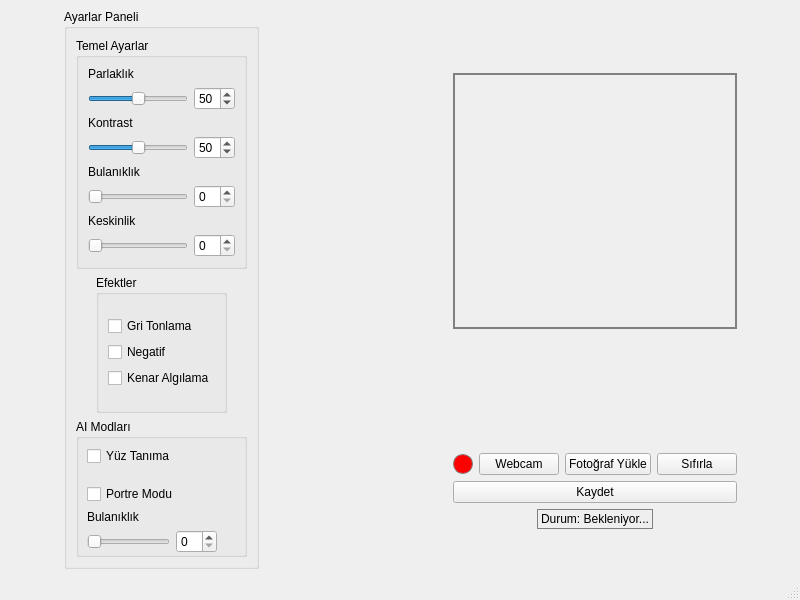
Old version of the form qtGUI.ui in the repository ChaseTheCrim/PhotoMagic.
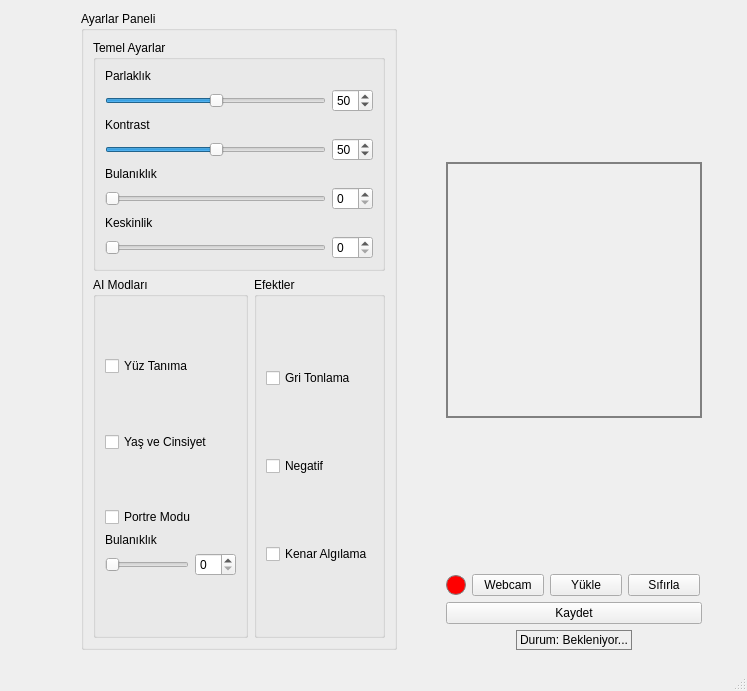
New version of the form.

What changed in the file:
```diff
--- a/qtGUI.ui
+++ b/qtGUI.ui
@@ -6,8 +6,8 @@
    <rect>
     <x>0</x>
     <y>0</y>
-    <width>800</width>
-    <height>600</height>
+    <width>747</width>
+    <height>691</height>
    </rect>
   </property>
   <property name="windowTitle">
@@ -17,23 +17,16 @@
    <string notr="true"/>
   </property>
   <widget class="QWidget" name="centralwidget">
+   <widget class="QWidget" name="">
+    <property name="geometry">
+     <rect>
+      <x>81</x>
+      <y>11</y>
+      <width>621</width>
+      <height>639</height>
+     </rect>
+    </property>
    <layout class="QHBoxLayout" name="horizontalLayout_9">
-    <item>
-     <layout class="QVBoxLayout" name="verticalLayout_13"/>
-    </item>
-    <item>
-     <spacer name="horizontalSpacer_5">
-      <property name="orientation">
-       <enum>Qt::Orientation::Horizontal</enum>
-      </property>
-      <property name="sizeHint" stdset="0">
-       <size>
-        <width>40</width>
-        <height>20</height>
-       </size>
-      </property>
-     </spacer>
-    </item>
     <item>
      <layout class="QHBoxLayout" name="horizontalLayout_15">
       <item>
@@ -175,82 +168,26 @@
          <item>
           <layout class="QHBoxLayout" name="horizontalLayout_7">
            <item>
-            <spacer name="horizontalSpacer_2">
-             <property name="orientation">
-              <enum>Qt::Orientation::Horizontal</enum>
-             </property>
-             <property name="sizeHint" stdset="0">
-              <size>
-               <width>20</width>
-               <height>20</height>
-              </size>
-             </property>
-            </spacer>
-           </item>
-           <item>
-            <widget class="QGroupBox" name="effect_box">
-             <property name="title">
-              <string>Efektler</string>
-             </property>
-             <layout class="QVBoxLayout" name="verticalLayout_12">
-              <item>
-               <layout class="QVBoxLayout" name="verticalLayout_11">
-                <item>
-                 <widget class="QCheckBox" name="chk_grayscale">
-                  <property name="text">
-                   <string>Gri Tonlama</string>
-                  </property>
-                 </widget>
-                </item>
-                <item>
-                 <widget class="QCheckBox" name="chk_negative">
-                  <property name="text">
-                   <string>Negatif</string>
-                  </property>
-                 </widget>
-                </item>
-                <item>
-                 <widget class="QCheckBox" name="chk_canny">
-                  <property name="text">
-                   <string>Kenar Algılama</string>
-                  </property>
-                 </widget>
-                </item>
-               </layout>
-              </item>
-             </layout>
-            </widget>
-           </item>
-           <item>
-            <spacer name="horizontalSpacer">
-             <property name="orientation">
-              <enum>Qt::Orientation::Horizontal</enum>
-             </property>
-             <property name="sizeHint" stdset="0">
-              <size>
-               <width>20</width>
-               <height>20</height>
-              </size>
-             </property>
-            </spacer>
-           </item>
-          </layout>
-         </item>
-         <item>
           <widget class="QGroupBox" name="AI_box">
            <property name="title">
             <string>AI Modları</string>
            </property>
-           <widget class="QWidget" name="layoutWidget">
-            <property name="geometry">
-             <rect>
-              <x>11</x>
-              <y>27</y>
-              <width>130</width>
-              <height>107</height>
-             </rect>
-            </property>
-            <layout class="QVBoxLayout" name="verticalLayout_8">
+              <layout class="QVBoxLayout" name="verticalLayout_11">
+               <item>
+                <layout class="QVBoxLayout" name="verticalLayout_10">
+                 <item>
+                  <spacer name="verticalSpacer_5">
+                   <property name="orientation">
+                    <enum>Qt::Orientation::Vertical</enum>
+                   </property>
+                   <property name="sizeHint" stdset="0">
+                    <size>
+                     <width>20</width>
+                     <height>40</height>
+                    </size>
+                   </property>
+                  </spacer>
+                 </item>
              <item>
               <widget class="QCheckBox" name="chk_face_rec">
                <property name="text">
@@ -259,7 +196,25 @@
               </widget>
              </item>
              <item>
-              <layout class="QVBoxLayout" name="verticalLayout_5">
+                  <spacer name="verticalSpacer_6">
+                   <property name="orientation">
+                    <enum>Qt::Orientation::Vertical</enum>
+                   </property>
+                   <property name="sizeHint" stdset="0">
+                    <size>
+                     <width>20</width>
+                     <height>40</height>
+                    </size>
+                   </property>
+                  </spacer>
+                 </item>
+                 <item>
+                  <widget class="QCheckBox" name="chk_age_gender">
+                   <property name="text">
+                    <string>Yaş ve Cinsiyet</string>
+                   </property>
+                  </widget>
+                 </item>
                <item>
                 <spacer name="verticalSpacer_4">
                  <property name="orientation">
@@ -274,6 +229,8 @@
                 </spacer>
                </item>
                <item>
+                  <layout class="QVBoxLayout" name="verticalLayout_5">
+                   <item>
                 <widget class="QCheckBox" name="chk_portrait_mode">
                  <property name="text">
                   <string>Portre Modu</string>
@@ -303,30 +260,132 @@
                </item>
               </layout>
              </item>
-            </layout>
-           </widget>
-          </widget>
-         </item>
-        </layout>
-       </widget>
-      </item>
+                 <item>
+                  <spacer name="verticalSpacer_11">
+                   <property name="orientation">
+                    <enum>Qt::Orientation::Vertical</enum>
+                   </property>
+                   <property name="sizeHint" stdset="0">
+                    <size>
+                     <width>20</width>
+                     <height>40</height>
+                    </size>
+                   </property>
+                  </spacer>
+                 </item>
+                </layout>
+               </item>
+              </layout>
+             </widget>
+            </item>
+            <item>
+             <widget class="QGroupBox" name="effect_box">
+              <property name="title">
+               <string>Efektler</string>
+              </property>
+              <layout class="QVBoxLayout" name="verticalLayout_9">
+               <item>
+                <layout class="QVBoxLayout" name="verticalLayout_8">
+                 <item>
+                  <spacer name="verticalSpacer_7">
+                   <property name="orientation">
+                    <enum>Qt::Orientation::Vertical</enum>
+                   </property>
+                   <property name="sizeHint" stdset="0">
+                    <size>
+                     <width>20</width>
+                     <height>40</height>
+                    </size>
+                   </property>
+                  </spacer>
+                 </item>
+                 <item>
+                  <widget class="QCheckBox" name="chk_grayscale">
+                   <property name="text">
+                    <string>Gri Tonlama</string>
+                   </property>
+                  </widget>
+                 </item>
+                 <item>
+                  <spacer name="verticalSpacer_8">
+                   <property name="orientation">
+                    <enum>Qt::Orientation::Vertical</enum>
+                   </property>
+                   <property name="sizeHint" stdset="0">
+                    <size>
+                     <width>20</width>
+                     <height>40</height>
+                    </size>
+                   </property>
+                  </spacer>
+                 </item>
+                 <item>
+                  <widget class="QCheckBox" name="chk_negative">
+                   <property name="text">
+                    <string>Negatif</string>
+                   </property>
+                  </widget>
+                 </item>
+                 <item>
+                  <spacer name="verticalSpacer_9">
+                   <property name="orientation">
+                    <enum>Qt::Orientation::Vertical</enum>
+                   </property>
+                   <property name="sizeHint" stdset="0">
+                    <size>
+                     <width>20</width>
+                     <height>40</height>
+                    </size>
+                   </property>
+                  </spacer>
+                 </item>
+                 <item>
+                  <widget class="QCheckBox" name="chk_canny">
+                   <property name="text">
+                    <string>Kenar Algılama</string>
+                   </property>
+                  </widget>
+                 </item>
+                 <item>
+                  <spacer name="verticalSpacer_10">
+                   <property name="orientation">
+                    <enum>Qt::Orientation::Vertical</enum>
+                   </property>
+                   <property name="sizeHint" stdset="0">
+                    <size>
+                     <width>20</width>
+                     <height>40</height>
+                    </size>
+                   </property>
+                  </spacer>
+                 </item>
+                </layout>
+               </item>
+              </layout>
+             </widget>
+            </item>
+           </layout>
+          </item>
+         </layout>
+        </widget>
+       </item>
+      </layout>
+     </item>
       <item>
-       <spacer name="horizontalSpacer_7">
+      <spacer name="horizontalSpacer">
         <property name="orientation">
          <enum>Qt::Orientation::Horizontal</enum>
         </property>
         <property name="sizeHint" stdset="0">
          <size>
-          <width>188</width>
+         <width>40</width>
           <height>20</height>
          </size>
         </property>
        </spacer>
       </item>
-     </layout>
-    </item>
     <item>
-     <layout class="QVBoxLayout" name="verticalLayout_17">
+      <layout class="QVBoxLayout" name="verticalLayout_16">
       <item>
        <spacer name="verticalSpacer_2">
         <property name="orientation">
@@ -348,6 +407,15 @@
           <height>256</height>
          </size>
         </property>
+         <property name="maximumSize">
+          <size>
+           <width>256</width>
+           <height>256</height>
+          </size>
+         </property>
+         <property name="autoFillBackground">
+          <bool>false</bool>
+         </property>
         <property name="styleSheet">
          <string notr="true">border:2px solid gray;</string>
         </property>
@@ -370,16 +438,16 @@
         <property name="sizeHint" stdset="0">
          <size>
           <width>20</width>
-          <height>118</height>
+           <height>40</height>
          </size>
         </property>
        </spacer>
       </item>
-      <item>
-       <layout class="QVBoxLayout" name="verticalLayout_16">
         <item>
          <layout class="QVBoxLayout" name="verticalLayout_15">
           <item>
+          <layout class="QVBoxLayout" name="verticalLayout_12">
+           <item>
            <layout class="QHBoxLayout" name="horizontalLayout">
             <item>
              <widget class="QLabel" name="lbl_cam_status">
@@ -410,6 +478,18 @@
             </item>
             <item>
              <widget class="QPushButton" name="btn_webcam">
+               <property name="minimumSize">
+                <size>
+                 <width>72</width>
+                 <height>0</height>
+                </size>
+               </property>
+               <property name="maximumSize">
+                <size>
+                 <width>72</width>
+                 <height>16777215</height>
+                </size>
+               </property>
               <property name="text">
                <string>Webcam</string>
               </property>
@@ -417,13 +497,37 @@
             </item>
             <item>
              <widget class="QPushButton" name="btn_photo">
+               <property name="minimumSize">
+                <size>
+                 <width>72</width>
+                 <height>0</height>
+                </size>
+               </property>
+               <property name="maximumSize">
+                <size>
+                 <width>72</width>
+                 <height>16777215</height>
+                </size>
+               </property>
               <property name="text">
-               <string>Fotoğraf Yükle</string>
+                <string>Yükle</string>
               </property>
              </widget>
             </item>
             <item>
              <widget class="QPushButton" name="btn_reset">
+               <property name="minimumSize">
+                <size>
+                 <width>72</width>
+                 <height>0</height>
+                </size>
+               </property>
+               <property name="maximumSize">
+                <size>
+                 <width>72</width>
+                 <height>16777215</height>
+                </size>
+               </property>
               <property name="text">
                <string>Sıfırla</string>
               </property>
@@ -433,6 +537,18 @@
           </item>
           <item>
            <widget class="QPushButton" name="btn_save">
+             <property name="minimumSize">
+              <size>
+               <width>256</width>
+               <height>0</height>
+              </size>
+             </property>
+             <property name="maximumSize">
+              <size>
+               <width>256</width>
+               <height>16777215</height>
+              </size>
+             </property>
             <property name="text">
              <string>Kaydet</string>
             </property>
@@ -480,44 +596,19 @@
           </item>
          </layout>
         </item>
-        <item>
-         <spacer name="verticalSpacer_3">
-          <property name="orientation">
-           <enum>Qt::Orientation::Vertical</enum>
-          </property>
-          <property name="sizeHint" stdset="0">
-           <size>
-            <width>20</width>
-            <height>40</height>
-           </size>
-          </property>
-         </spacer>
-        </item>
        </layout>
       </item>
      </layout>
     </item>
-    <item>
-     <spacer name="horizontalSpacer_6">
-      <property name="orientation">
-       <enum>Qt::Orientation::Horizontal</enum>
-      </property>
-      <property name="sizeHint" stdset="0">
-       <size>
-        <width>40</width>
-        <height>20</height>
-       </size>
-      </property>
-     </spacer>
-    </item>
-   </layout>
+    </layout>
+   </widget>
   </widget>
   <widget class="QMenuBar" name="menubar">
    <property name="geometry">
     <rect>
      <x>0</x>
      <y>0</y>
-     <width>800</width>
+     <width>747</width>
      <height>22</height>
     </rect>
    </property>
```
Lines whose indentation alone changed are shown as unchanged.
